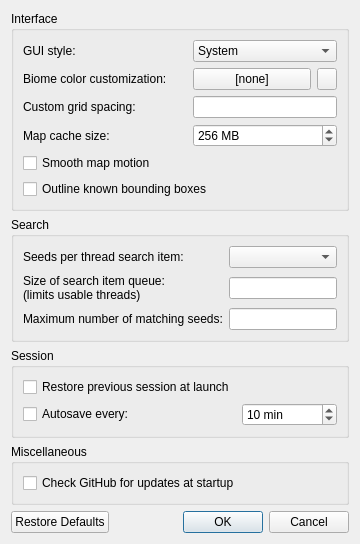
First picture: the form in src/configdialog.ui, repository Cubitect/cubiomes-viewer, before the edit.
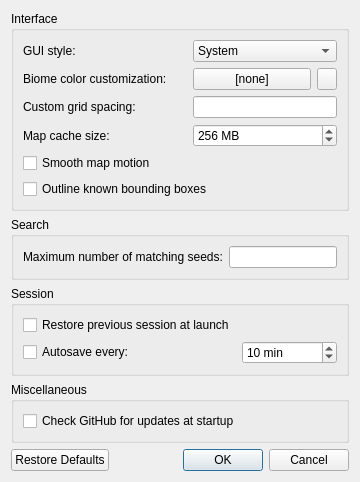
Second picture: the form after the edit. Icons and pictures are not drawn.

Patch:
```diff
--- a/src/configdialog.ui
+++ b/src/configdialog.ui
@@ -16,43 +16,15 @@
       <string>Search</string>
      </property>
      <layout class="QGridLayout" name="gridLayout_3">
-      <item row="1" column="0">
-       <widget class="QLabel" name="label_2">
-        <property name="text">
-         <string>Size of search item queue:
-(limits usable threads)</string>
-        </property>
-       </widget>
-      </item>
       <item row="0" column="0">
-       <widget class="QLabel" name="label">
-        <property name="text">
-         <string>Seeds per thread search item:</string>
-        </property>
-       </widget>
-      </item>
-      <item row="2" column="0">
        <widget class="QLabel" name="label_3">
         <property name="text">
          <string>Maximum number of matching seeds:</string>
         </property>
        </widget>
       </item>
-      <item row="2" column="1">
-       <widget class="QLineEdit" name="lineMatching"/>
-      </item>
       <item row="0" column="1">
-       <widget class="QComboBox" name="cboxItemSize">
-        <property name="iconSize">
-         <size>
-          <width>0</width>
-          <height>16</height>
-         </size>
-        </property>
-       </widget>
-      </item>
-      <item row="1" column="1">
-       <widget class="QLineEdit" name="lineQueueSize"/>
+       <widget class="QLineEdit" name="lineMatching"/>
       </item>
      </layout>
     </widget>
```
